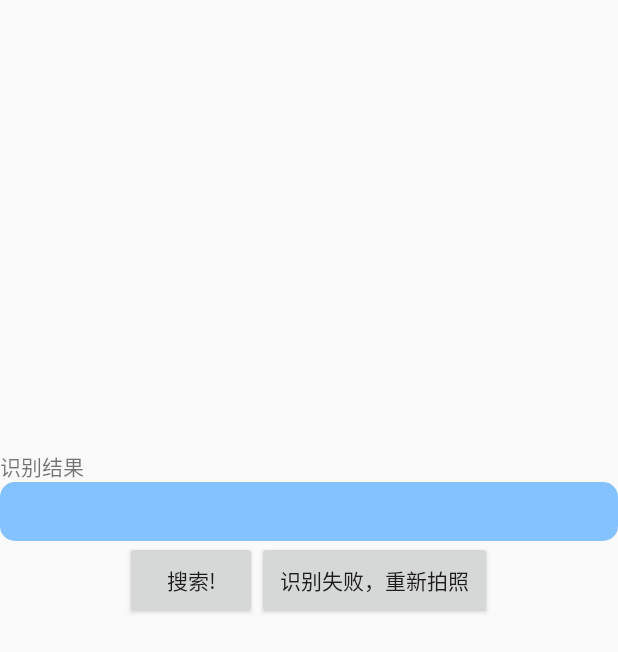
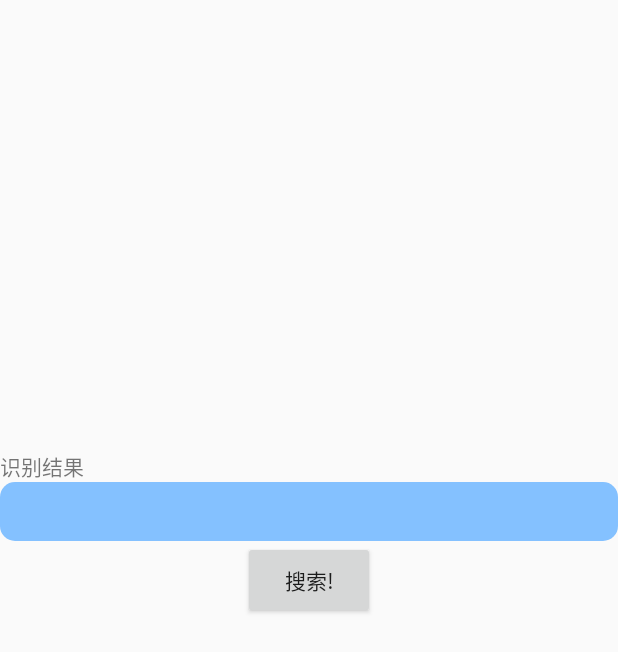
Before and after one commit to Breakkk/Nice2020, an Android app: the ShowOCRResultActivity screen opened directly, with no data from a screen before it, on a phone screen of 412 x 824 dp. Shown: the top 652 px of the screen. Run offline under Robolectric (Android 15) with nearby library versions, the phone set to English and light mode, and no system bars; pictures from the network do not load; 3 statements that could not run were skipped.

Commit message:
小修改

```diff
--- a/app/src/main/res/layout/activity_show_answer.xml
+++ b/app/src/main/res/layout/activity_show_answer.xml
@@ -32,14 +32,6 @@
                 android:layout_width="match_parent"
                 android:layout_height="wrap_content"
                 android:padding="10dp" />
-        </LinearLayout>
-
-    </ScrollView>
-
-    <LinearLayout
-        android:layout_width="match_parent"
-        android:layout_height="wrap_content"
-        android:gravity="center">
 
             <android.support.v7.widget.AppCompatButton
                 android:id="@+id/search"
@@ -48,14 +40,6 @@
                 android:padding="15dp"
                 android:layout_gravity="center_horizontal"
                 android:text="搜索!"/>
-
-        <android.support.v7.widget.AppCompatButton
-            android:id="@+id/failed"
-            android:layout_width="wrap_content"
-            android:layout_height="wrap_content"
-            android:padding="15dp"
-            android:layout_gravity="center_horizontal"
-            android:text="识别失败，重新拍照"/>
-
         </LinearLayout>
+    </ScrollView>
 </LinearLayout>
```
Also changed, not shown: app/src/main/java/com/xilinzhang/ocr/ShowOCRResultActivity.java (+0 -13 lines), app/src/main/java/com/xilinzhang/ocr/utils/LevelUtils.java (+8 -2 lines). Lines whose indentation alone changed are shown as unchanged.
